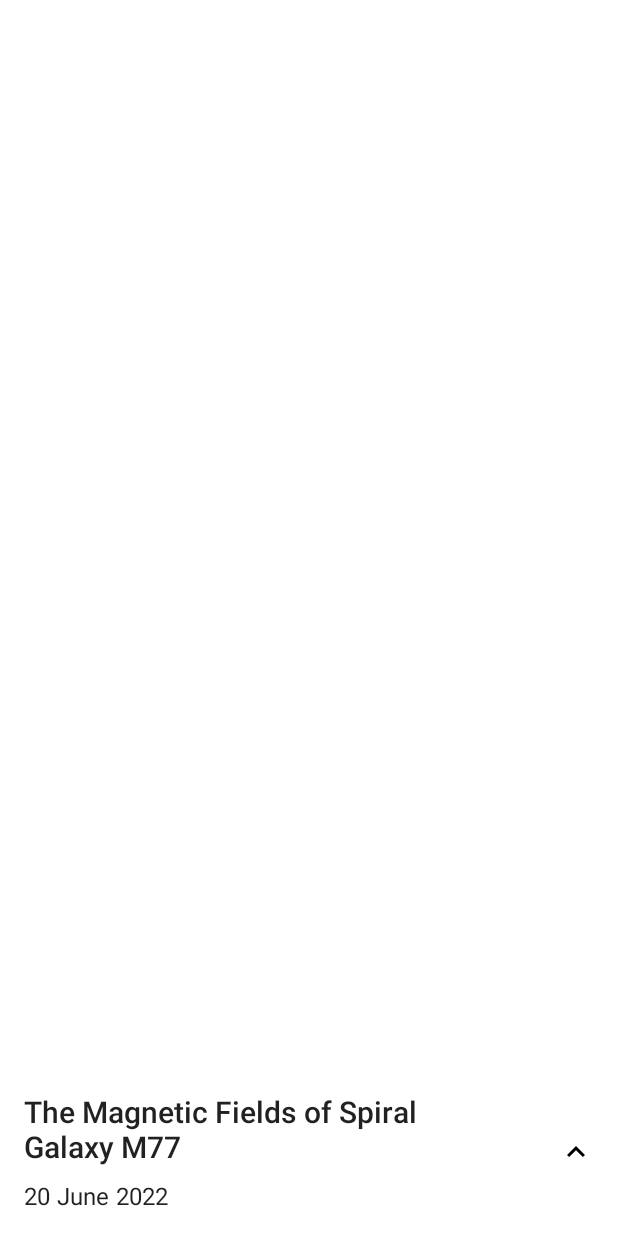
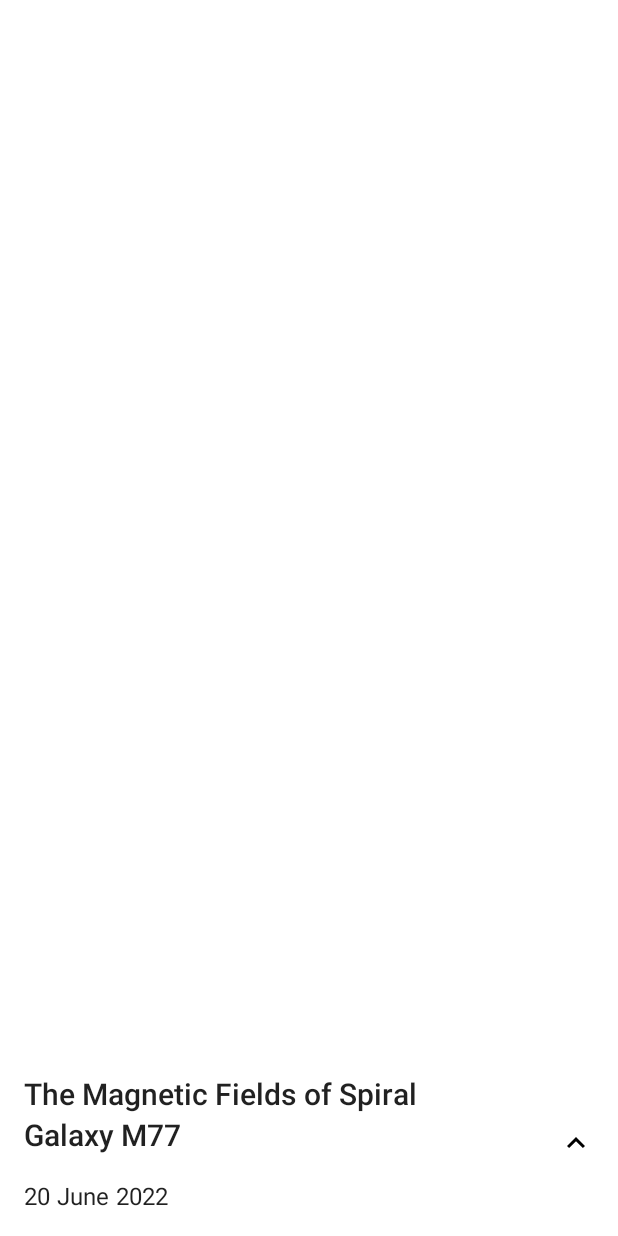
Before and after one commit to noyize/deepsky, an Android app: the layout item_space_fact_detail.xml on its own in the app's theme, with its tools: preview values and no code run, on a phone screen of 412 x 824 dp. Run offline under Robolectric (Android 15) with nearby library versions, the phone set to English and light mode, and no system bars.

Commit message:
Enable bottom sheet dismiss on outside touch

```diff
--- a/app/src/main/java/com/noyize/deepsky/presentation/detail/sheet/DetailBottomSheet.kt
+++ b/app/src/main/java/com/noyize/deepsky/presentation/detail/sheet/DetailBottomSheet.kt
@@ -7,6 +7,7 @@ import android.view.View
 import android.view.ViewGroup
 import android.widget.FrameLayout
 import androidx.fragment.app.viewModels
+import androidx.navigation.fragment.findNavController
 import com.google.android.material.bottomsheet.BottomSheetBehavior
 import com.google.android.material.bottomsheet.BottomSheetDialog
 import com.google.android.material.bottomsheet.BottomSheetDialogFragment
@@ -33,7 +34,6 @@ class DetailBottomSheet : BottomSheetDialogFragment() {
         val bottomSheetDialog = super.onCreateDialog(savedInstanceState) as BottomSheetDialog
         bottomSheetDialog.setOnShowListener { dialog ->
             val bottomDialog = dialog as BottomSheetDialog
-            bottomDialog.setCanceledOnTouchOutside(false)
             val bottomSheet =
                 bottomDialog.findViewById<FrameLayout>(com.google.android.material.R.id.design_bottom_sheet) as FrameLayout
             BottomSheetBehavior.from(bottomSheet).state =
@@ -47,6 +47,7 @@ class DetailBottomSheet : BottomSheetDialogFragment() {
     override fun onViewCreated(view: View, savedInstanceState: Bundle?) {
         super.onViewCreated(view, savedInstanceState)
         observeUI()
+        binding.closeButton.setOnClickListener { findNavController().navigateUp() }
     }
 
     private fun observeUI() {
--- a/app/src/main/res/layout/item_space_fact_detail.xml
+++ b/app/src/main/res/layout/item_space_fact_detail.xml
@@ -33,8 +33,9 @@
             android:layout_marginStart="16dp"
             android:layout_marginTop="16dp"
             android:layout_marginEnd="32dp"
-            android:layout_marginBottom="8dp"
+            android:layout_marginBottom="16dp"
             android:ellipsize="end"
+            android:lineSpacingExtra="4dp"
             android:maxLines="2"
             app:layout_constraintBottom_toTopOf="@+id/date"
             app:layout_constraintEnd_toStartOf="@+id/moreDetailsButton"
```
